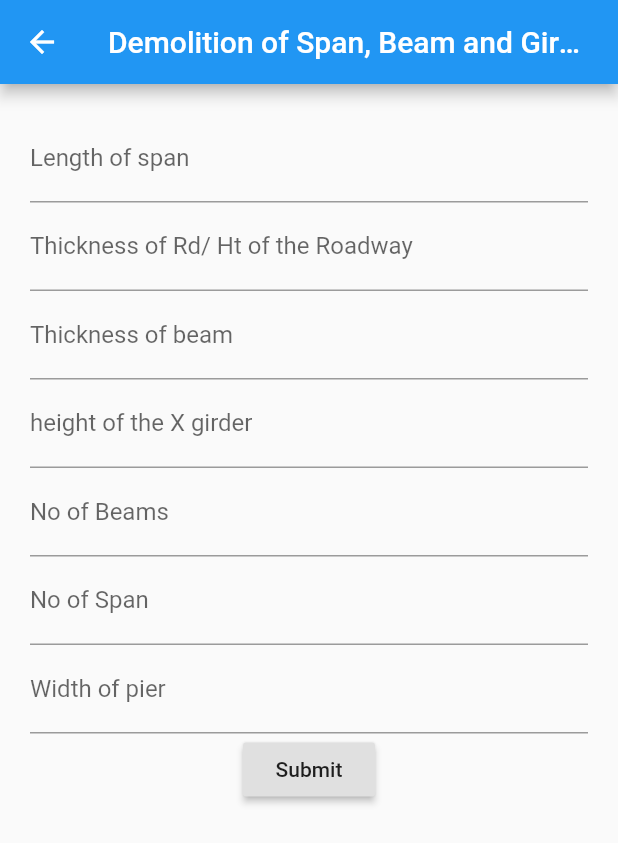
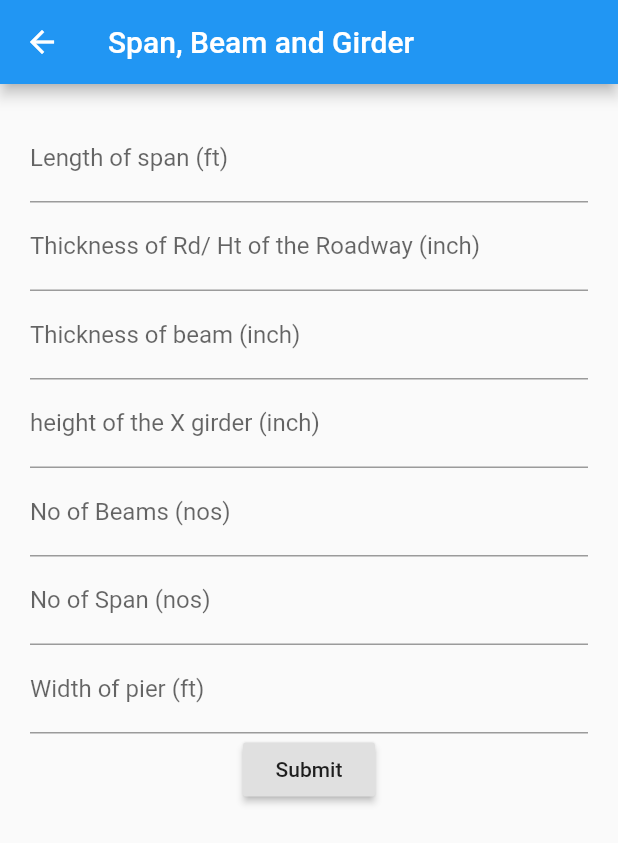
Before and after one commit to mdrafee03/calculator-combat-engineering, a Flutter app: the SpanBeamGirderInput screen opened by its route, on a phone screen of 412 x 824 dp. Shown: the top 843 px of the screen. Run offline on Flutter 3.47's test engine with Material 2 defaults, Android fonts, the phone set to English and light mode, and no system bars; our stand-ins replace dropdown_formfield; missing offline and left inert: fraction.

Commit message:
span, beam, girder feedback

```diff
--- a/lib/screens/counter-mobility/screens/reserve-demolition/screens/span-beam-girder/screens/span_beam_girder_input.dart
+++ b/lib/screens/counter-mobility/screens/reserve-demolition/screens/span-beam-girder/screens/span_beam_girder_input.dart
@@ -10,7 +10,7 @@ class SpanBeamGirderInput extends StatefulWidget {
 
 class _SpanBeamGirderInputState extends State<SpanBeamGirderInput> {
   final appBar = AppBar(
-    title: Text('Demolition of Span, Beam and Girder'),
+    title: Text('Span, Beam and Girder'),
   );
 
   final _formKey = GlobalKey<FormState>();
@@ -36,7 +36,8 @@ class _SpanBeamGirderInputState extends State<SpanBeamGirderInput> {
               children: [
                 TextFormField(
                   decoration: InputDecoration(
-                      hintText: "Length of span", labelText: "Length of span"),
+                      hintText: "Length of span",
+                      labelText: "Length of span (ft)"),
                   keyboardType: TextInputType.number,
                   onSaved: (val) =>
                       setState(() => _model.length = double.parse(val)),
@@ -44,7 +45,7 @@ class _SpanBeamGirderInputState extends State<SpanBeamGirderInput> {
                 TextFormField(
                   decoration: InputDecoration(
                       hintText: "Thickness of Rd/ Ht of the Roadway",
-                      labelText: "Thickness of Rd/ Ht of the Roadway"),
+                      labelText: "Thickness of Rd/ Ht of the Roadway (inch)"),
                   keyboardType: TextInputType.number,
                   onSaved: (val) => setState(
                       () => _model.thicknessOfRoadway = double.parse(val)),
@@ -52,7 +53,7 @@ class _SpanBeamGirderInputState extends State<SpanBeamGirderInput> {
                 TextFormField(
                   decoration: InputDecoration(
                       hintText: "Thickness of beam",
-                      labelText: "Thickness of beam"),
+                      labelText: "Thickness of beam (inch)"),
                   keyboardType: TextInputType.number,
                   onSaved: (val) => setState(
                       () => _model.thicknessOfBeam = double.parse(val)),
@@ -60,28 +61,29 @@ class _SpanBeamGirderInputState extends State<SpanBeamGirderInput> {
                 TextFormField(
                   decoration: InputDecoration(
                       hintText: "height of the X girder",
-                      labelText: "height of the X girder"),
+                      labelText: "height of the X girder (inch)"),
                   keyboardType: TextInputType.number,
                   onSaved: (val) =>
                       setState(() => _model.height = double.parse(val)),
                 ),
                 TextFormField(
                   decoration: InputDecoration(
-                      hintText: "No of Beams", labelText: "No of Beams"),
+                      hintText: "No of Beams", labelText: "No of Beams (nos)"),
                   keyboardType: TextInputType.number,
                   onSaved: (val) =>
                       setState(() => _model.noOfBeams = int.parse(val)),
                 ),
                 TextFormField(
                   decoration: InputDecoration(
-                      hintText: "No of Span", labelText: "No of Span"),
+                      hintText: "No of Span", labelText: "No of Span (nos)"),
                   keyboardType: TextInputType.number,
                   onSaved: (val) =>
                       setState(() => _model.noOfSpans = int.parse(val)),
                 ),
                 TextFormField(
                   decoration: InputDecoration(
-                      hintText: "Width of pier", labelText: "Width of pier"),
+                      hintText: "Width of pier",
+                      labelText: "Width of pier (ft)"),
                   keyboardType: TextInputType.number,
                   onSaved: (val) =>
                       setState(() => _model.width = double.parse(val)),
```
Also changed, not shown: lib/screens/counter-mobility/screens/reserve-demolition/screens/span-beam-girder/screens/span_beam_girder_output.dart (+97 -14 lines).
